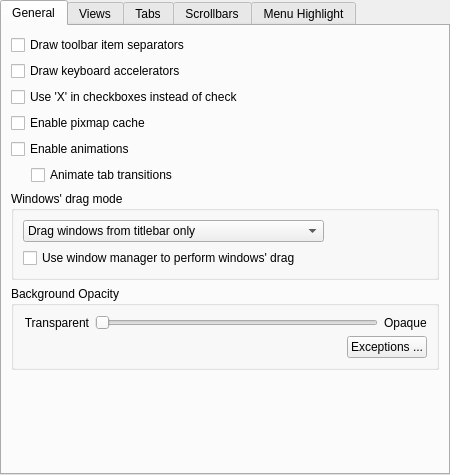
Qt form style/config/ui/oxygenstyleconfig.ui (KDE/oxygen-transparent) before a commit.
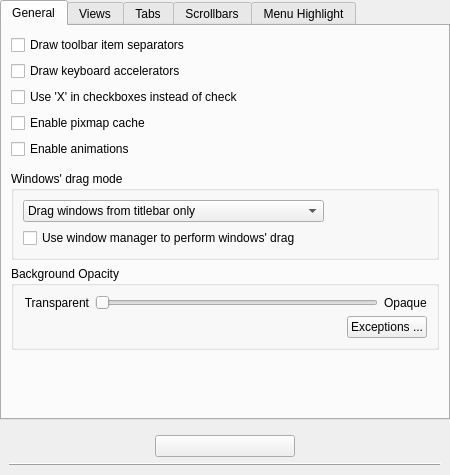
The same form after that commit. Custom widgets are drawn as their Qt base class.

```diff
--- a/style/config/ui/oxygenstyleconfig.ui
+++ b/style/config/ui/oxygenstyleconfig.ui
@@ -86,35 +86,6 @@
           <property name="margin">
            <number>0</number>
           </property>
-          <item>
-           <spacer name="horizontalSpacer_4">
-            <property name="orientation">
-             <enum>Qt::Horizontal</enum>
-            </property>
-            <property name="sizeType">
-             <enum>QSizePolicy::Fixed</enum>
-            </property>
-            <property name="sizeHint" stdset="0">
-             <size>
-              <width>20</width>
-              <height>20</height>
-             </size>
-            </property>
-           </spacer>
-          </item>
-          <item>
-           <widget class="QCheckBox" name="_stackedWidgetTransitionsEnabled">
-            <property name="sizePolicy">
-             <sizepolicy hsizetype="Expanding" vsizetype="Fixed">
-              <horstretch>0</horstretch>
-              <verstretch>0</verstretch>
-             </sizepolicy>
-            </property>
-            <property name="text">
-             <string>Animate tab transitions</string>
-            </property>
-           </widget>
-          </item>
          </layout>
         </widget>
        </item>
@@ -603,24 +574,47 @@
      </widget>
     </widget>
    </item>
+   <item>
+    <widget class="QWidget" name="_expertModeContainer" native="true">
+     <layout class="QGridLayout" name="gridLayout1">
+      <item row="0" column="1">
+       <widget class="QPushButton" name="_expertModeButton">
+        <property name="text">
+         <string/>
+        </property>
+       </widget>
+      </item>
+      <item row="1" column="0" colspan="3">
+       <widget class="QFrame" name="frame_2">
+        <property name="frameShape">
+         <enum>QFrame::HLine</enum>
+        </property>
+        <property name="frameShadow">
+         <enum>QFrame::Raised</enum>
+        </property>
+       </widget>
+      </item>
+     </layout>
+    </widget>
+   </item>
   </layout>
  </widget>
  <customwidgets>
-  <customwidget>
-   <class>KIntSpinBox</class>
-   <extends>QSpinBox</extends>
-   <header>knuminput.h</header>
-  </customwidget>
-  <customwidget>
-   <class>KPushButton</class>
-   <extends>QPushButton</extends>
-   <header>kpushbutton.h</header>
-  </customwidget>
   <customwidget>
    <class>KComboBox</class>
    <extends>QComboBox</extends>
    <header>kcombobox.h</header>
   </customwidget>
+  <customwidget>
+   <class>KPushButton</class>
+   <extends>QPushButton</extends>
+   <header>kpushbutton.h</header>
+  </customwidget>
+  <customwidget>
+   <class>KIntSpinBox</class>
+   <extends>QSpinBox</extends>
+   <header>knuminput.h</header>
+  </customwidget>
   <customwidget>
    <class>KTabWidget</class>
    <extends>QTabWidget</extends>
```
